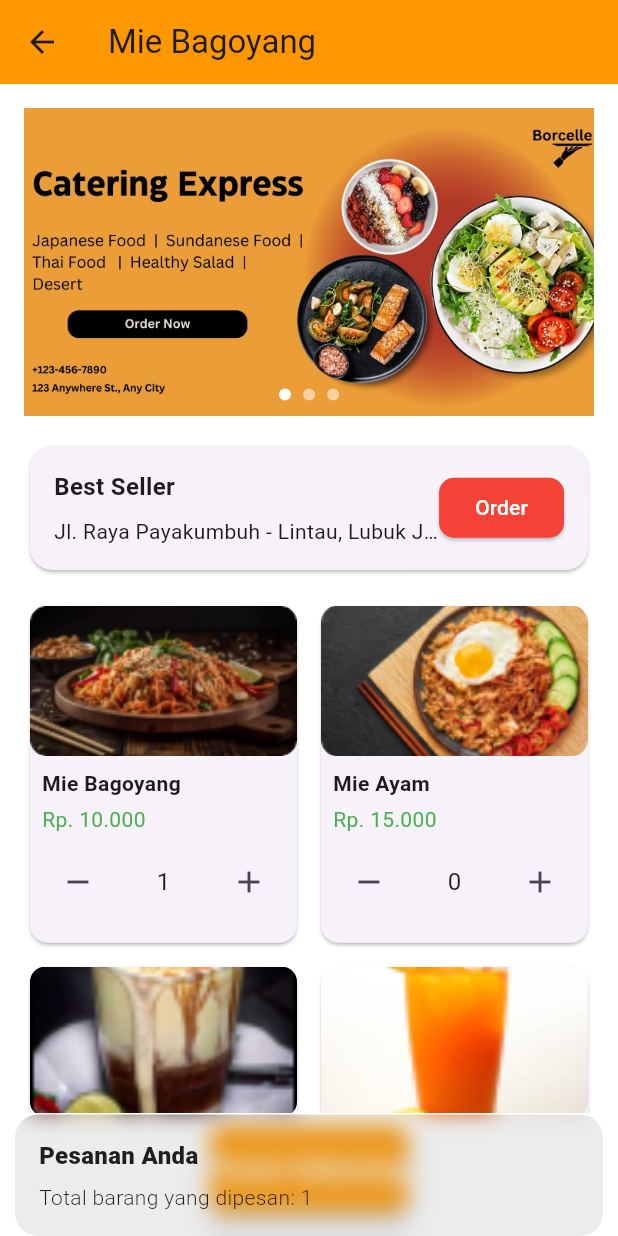
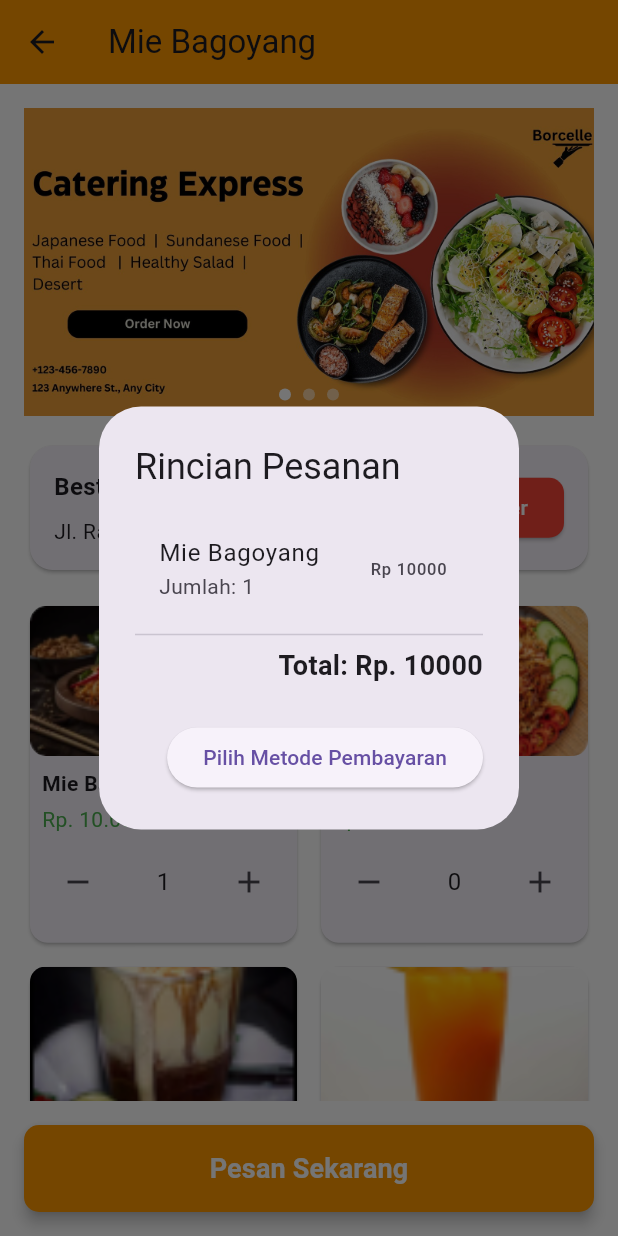
Before and after one commit to Andraelja/mie_bagoyang, a Flutter app: the HomeView screen opened by its route, after a tap on the "add" icon, after a tap on "Pesan Sekarang", on a phone screen of 412 x 824 dp. Run offline on Flutter 3.47's test engine with Material 3 defaults, Android fonts, the phone set to English and light mode, and no system bars; our stand-ins replace get.

Commit message:
hasil pesanan

```diff
--- /dev/null
+++ b/lib/app/modules/home/bindings/controllers/home_controller.dart
@@ -0,0 +1 @@
+// TODO Implement this library.
--- a/lib/app/modules/home/controllers/home_controller.dart
+++ b/lib/app/modules/home/controllers/home_controller.dart
@@ -1,66 +1,54 @@
-import 'package:flutter/material.dart';
 import 'package:get/get.dart';
 
 class HomeController extends GetxController {
-  // PageView controller
-  final PageController pageController = PageController();
-  final RxInt currentPage = 0.obs;
-  final int totalPages = 3; // Jumlah total halaman banner yang dinamis
+  // Data barang
+  final List<Map<String, String>> items = [
+    {'name': 'Mie Bagoyang', 'price': '10000', 'image': 'mie_spesial.png'},
+    {'name': 'Mie Ayam', 'price': '15000', 'image': 'nasgor.png'},
+    {'name': 'Es Teh Manis', 'price': '5000', 'image': 'teh_telur.png'},
+    {'name': 'Es Jeruk', 'price': '7000', 'image': 'es_jeruk.png'},
+  ];
 
-  // Daftar jumlah barang untuk setiap item menu
-  final RxList<int> itemCounts = List<int>.generate(4, (index) => 0).obs;
+  // Jumlah barang yang dipilih
+  final RxList<int> itemCounts = [0, 0, 0, 0].obs;
 
-  // Hitung total barang yang dipilih
+  // Hitung total item
   int get totalItems => itemCounts.reduce((a, b) => a + b);
 
-  @override
-  void onInit() {
-    super.onInit();
-    _startAutoSlide();
+  // Hitung total harga
+  int calculateTotal() {
+    int total = 0;
+    for (int i = 0; i < items.length; i++) {
+      final price = int.parse(items[i]['price']!);
+      total += price * itemCounts[i];
+    }
+    return total;
   }
 
-  // Fungsi auto-slide untuk banner
-  void _startAutoSlide() {
-    Future.delayed(const Duration(seconds: 3), _autoSlide);
-  }
-
-  void _autoSlide() {
-    if (!pageController.hasClients)
-      return; // Mencegah error jika controller belum terpasang
-
-    if (currentPage.value < totalPages - 1) {
-      pageController.animateToPage(
-        currentPage.value + 1,
-        duration: const Duration(seconds: 1),
-        curve: Curves.easeInOut,
-      );
-    } else {
-      pageController.animateToPage(
-        0,
-        duration: const Duration(seconds: 1),
-        curve: Curves.easeInOut,
-      );
-    }
-
-    currentPage.value = (currentPage.value + 1) % totalPages;
-    _startAutoSlide(); // Melanjutkan auto-slide
-  }
-
-  @override
-  void onClose() {
-    pageController.dispose(); // Membersihkan resource
-    super.onClose();
-  }
-
-  // Fungsi untuk menambah jumlah item
+  // Tambah barang
   void incrementItem(int index) {
     itemCounts[index]++;
   }
 
-  // Fungsi untuk mengurangi jumlah item
+  // Kurangi barang
   void decrementItem(int index) {
     if (itemCounts[index] > 0) {
       itemCounts[index]--;
     }
   }
+
+  // Ambil barang yang dipesan
+  List<Map<String, dynamic>> getSelectedItems() {
+    List<Map<String, dynamic>> selectedItems = [];
+    for (int i = 0; i < items.length; i++) {
+      if (itemCounts[i] > 0) {
+        selectedItems.add({
+          'name': items[i]['name']!,
+          'price': int.parse(items[i]['price']!),
+          'count': itemCounts[i],
+        });
+      }
+    }
+    return selectedItems;
+  }
 }
--- a/lib/app/modules/home/views/home_view.dart
+++ b/lib/app/modules/home/views/home_view.dart
@@ -7,6 +7,10 @@ class HomeView extends GetView<HomeController> {
 
   @override
   Widget build(BuildContext context) {
+    final PageController pageController =
+        PageController(); // Local PageController
+    final RxInt currentPage = 0.obs; // Local RxInt to track current page
+
     return Scaffold(
       backgroundColor: Colors.white,
       appBar: AppBar(
@@ -33,9 +37,9 @@ class HomeView extends GetView<HomeController> {
                       child: Stack(
                         children: [
                           PageView(
-                            controller: controller.pageController,
+                            controller: pageController,
                             onPageChanged: (int page) {
-                              controller.currentPage.value = page;
+                              currentPage.value = page;
                             },
                             children: [
                               Image.asset(
@@ -63,12 +67,12 @@ class HomeView extends GetView<HomeController> {
                                   3,
                                   (index) => Container(
                                     margin: const EdgeInsets.symmetric(
-                                        horizontal: 4),
+                                      horizontal: 4,
+                                    ),
                                     width: 8,
                                     height: 8,
                                     decoration: BoxDecoration(
-                                      color:
-                                          controller.currentPage.value == index
+                                      color: currentPage.value == index
                                           ? Colors.white
                                           : Colors.white54,
                                       shape: BoxShape.circle,
@@ -83,12 +87,9 @@ class HomeView extends GetView<HomeController> {
                     ),
                   ),
 
-                  // Best Seller Section
+                  // Sections
                   _buildBestSellerSection(),
-
                   const SizedBox(height: 16),
-
-                  // Grid Items
                   Padding(
                     padding: const EdgeInsets.symmetric(horizontal: 16.0),
                     child: _buildSpecialGrid(),
@@ -97,8 +98,6 @@ class HomeView extends GetView<HomeController> {
               ),
             ),
           ),
-
-          // Pesan Sekarang Button
           _buildPesanSekarangButton(),
         ],
       ),
@@ -246,43 +245,153 @@ class HomeView extends GetView<HomeController> {
   Widget _buildPesanSekarangButton() {
     return Obx(() {
       return Container(
-        padding: const EdgeInsets.fromLTRB(
-            16, 8, 16, 16), // Padding di sekitar tombol
-        decoration: const BoxDecoration(
-          color: Colors.white, // Latar belakang putih agar tombol menonjol
-        ),
-        child: ElevatedButton(
+        padding: const EdgeInsets.fromLTRB(16, 8, 16, 16),
+        decoration: const BoxDecoration(color: Colors.white),
+        child: Column(
+          crossAxisAlignment: CrossAxisAlignment.stretch,
+          children: [
+            const SizedBox(height: 8),
+            ElevatedButton(
               onPressed: controller.totalItems > 0
                   ? () {
+                      Get.dialog(
+                        AlertDialog(
+                          title: const Text('Rincian Pesanan'),
+                          content: Column(
+                            mainAxisSize: MainAxisSize.min,
+                            children: [
+                              // Menampilkan rincian pesanan
+                              Column(
+                                children:
+                                    controller.getSelectedItems().map((item) {
+                                  return ListTile(
+                                    title: Text(item['name']),
+                                    subtitle: Text('Jumlah: ${item['count']}'),
+                                    trailing: Text(
+                                      'Rp ${item['count'] * item['price']}',
+                                    ),
+                                  );
+                                }).toList(),
+                              ),
+                              const Divider(),
+                              // Menampilkan total harga
+                              Align(
+                                alignment: Alignment.centerRight,
+                                child: Obx(() {
+                                  return Text(
+                                    'Total: Rp. ${controller.calculateTotal()}',
+                                    style: const TextStyle(
+                                      fontSize: 18,
+                                      fontWeight: FontWeight.bold,
+                                    ),
+                                  );
+                                }),
+                              ),
+                            ],
+                          ),
+                          actions: [
+                            ElevatedButton(
+                              onPressed: () {
+                                Get.back(); // Tutup dialog
                                 Get.snackbar(
-                    'Pesanan Anda',
-                    'Total barang yang dipesan: ${controller.totalItems}',
-                    snackPosition: SnackPosition.BOTTOM,
+                                  'Metode Pembayaran',
+                                  'Fitur pilih metode pembayaran akan ditambahkan.',
+                                );
+                              },
+                              child: const Text('Pilih Metode Pembayaran'),
+                            ),
+                          ],
+                        ),
                       );
                     }
                   : null,
               style: ElevatedButton.styleFrom(
                 backgroundColor: controller.totalItems > 0
-                ? Colors.orange // Warna tombol oranye saat aktif
-                : Colors
-                    .orange.shade200, // Warna lebih terang saat tombol nonaktif
+                    ? Colors.orange
+                    : Colors.orange.shade200,
                 disabledBackgroundColor: Colors.orange.shade200,
                 padding: const EdgeInsets.symmetric(vertical: 16.0),
                 shape: RoundedRectangleBorder(
-              borderRadius: BorderRadius.circular(10),
-            ),
-            elevation: 4, // Memberikan efek bayangan pada tombol
+                    borderRadius: BorderRadius.circular(10)),
+                elevation: 4,
               ),
               child: Text(
                 'Pesan Sekarang',
                 style: TextStyle(
                   fontSize: 18,
-              color: controller.totalItems > 0 ? Colors.white : Colors.white70,
+                  color:
+                      controller.totalItems > 0 ? Colors.white : Colors.white70,
                   fontWeight: FontWeight.bold,
                 ),
               ),
             ),
+          ],
+        ),
       );
     });
   }
+
+  Widget _buildRincianPesananModal() {
+    return Padding(
+      padding: const EdgeInsets.all(16.0),
+      child: Column(
+        mainAxisSize: MainAxisSize.min,
+        children: [
+          const Text(
+            'Rincian Pesanan',
+            style: TextStyle(
+              fontSize: 20,
+              fontWeight: FontWeight.bold,
+            ),
+          ),
+          const SizedBox(height: 16),
+          Obx(() {
+            return Column(
+              children: controller.getSelectedItems().map((item) {
+                return ListTile(
+                  title: Text(item['name']),
+                  subtitle: Text('Jumlah: ${item['count']}'),
+                  trailing: Text(
+                    'Rp. ${item['count'] * item['price']}',
+                    style: const TextStyle(fontWeight: FontWeight.bold),
+                  ),
+                );
+              }).toList(),
+            );
+          }),
+          const Divider(),
+          Obx(() {
+            return Align(
+              alignment: Alignment.centerRight,
+              child: Text(
+                'Total: Rp. ${controller.calculateTotal()}',
+                style: const TextStyle(
+                  fontSize: 18,
+                  fontWeight: FontWeight.bold,
+                ),
+              ),
+            );
+          }),
+          const SizedBox(height: 16),
+          ElevatedButton(
+            onPressed: () {
+              Get.toNamed('/payment_method'); // Navigasi ke metode pembayaran
+            },
+            style: ElevatedButton.styleFrom(
+              backgroundColor: Colors.green,
+              padding: const EdgeInsets.symmetric(vertical: 12, horizontal: 24),
+              shape: RoundedRectangleBorder(
+                borderRadius: BorderRadius.circular(10),
+              ),
+            ),
+            child: const Text(
+              'Pilih Metode Pembayaran',
+              style: TextStyle(fontSize: 16, color: Colors.white),
+            ),
+          ),
+          const SizedBox(height: 16),
+        ],
+      ),
+    );
   }
+}
```
Also changed, not shown: lib/app/modules/main_navigation/views/main_navigation_view.dart (+3 -5 lines), lib/app/modules/order_minuman/views/order_minuman_view.dart (+7 -7 lines), lib/app/modules/register/views/register_view.dart (+23 -34 lines), assets/images/cappucino.jpg (added), assets/images/jasjus.jpeg (added), assets/images/jus_mangga.jpeg (added), assets/images/jus_tomat.jpg (added), assets/images/teh_manis.jpg (added), lib/app/routes/app_routes.dart (line endings or trailing spaces). Lines whose indentation alone changed are shown as unchanged.
